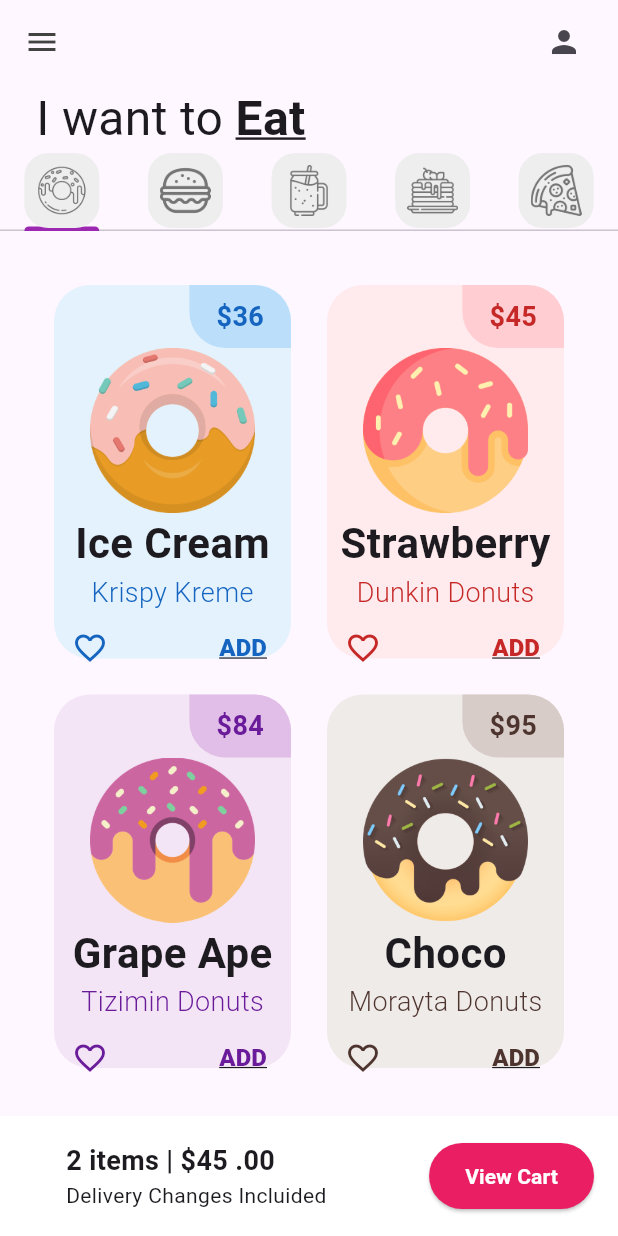
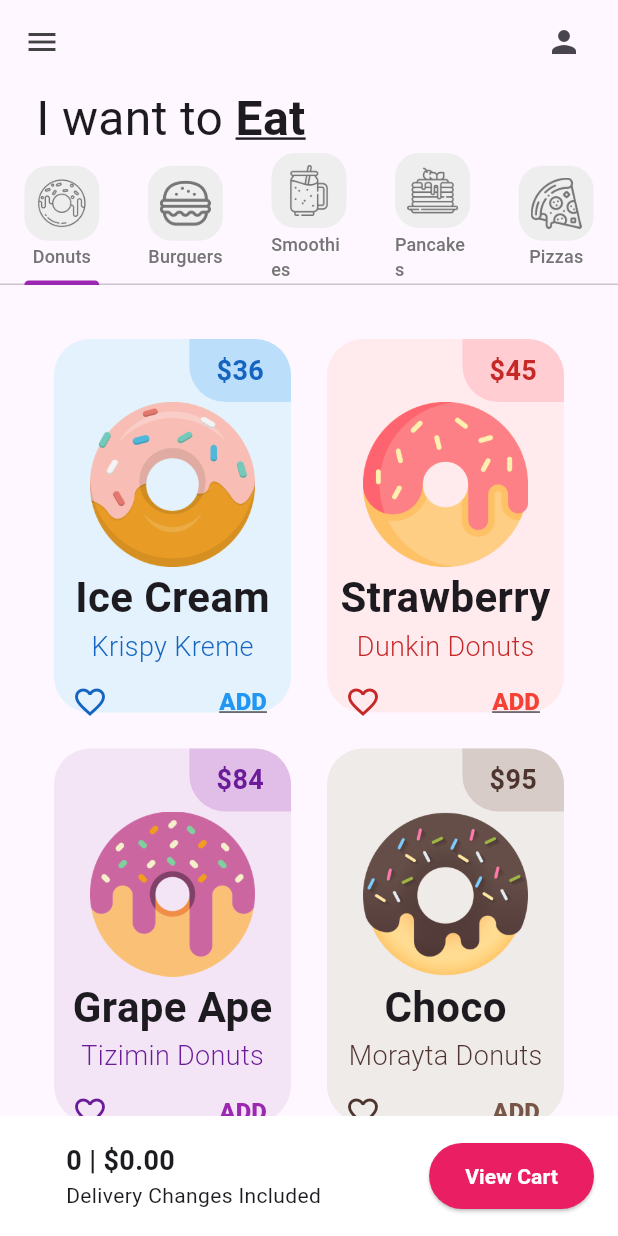
Before and after one commit to mjsb05/donut_app_4sa, a Flutter app: the screen it shows after launch, on a phone screen of 412 x 824 dp. Run offline on Flutter 3.47's test engine with Material 3 defaults, Android fonts, the phone set to English and light mode, and no system bars.

Commit message:
ShoppingCart upgrade

```diff
--- a/lib/main.dart
+++ b/lib/main.dart
@@ -1,8 +1,11 @@
 import 'package:donut_app_4sa/pages/home_page.dart';
 import 'package:flutter/material.dart';
+import 'package:provider/provider.dart';
+import 'package:donut_app_4sa/utils/services/cart_services.dart';
 
 void main() {
-  runApp(const MyApp());
+  runApp(ChangeNotifierProvider(
+      create: (context) => CartService(), child: const MyApp()));
 }
 
 class MyApp extends StatelessWidget {
--- a/lib/pages/home_page.dart
+++ b/lib/pages/home_page.dart
@@ -16,11 +16,11 @@ class HomePage extends StatefulWidget {
 
 class _HomePageState extends State<HomePage> {
   List<Widget> myTabs = [
-    const MyTab(iconPath: 'lib/icons/donut.png'),
-    const MyTab(iconPath: 'lib/icons/burger.png'),
-    const MyTab(iconPath: 'lib/icons/smoothie.png'),
-    const MyTab(iconPath: 'lib/icons/pancakes.png'),
-    const MyTab(iconPath: 'lib/icons/pizza.png'),
+    const MyTab(iconPath: 'lib/icons/donut.png', products: "Donuts"),
+    const MyTab(iconPath: 'lib/icons/burger.png', products: "Burguers"),
+    const MyTab(iconPath: 'lib/icons/smoothie.png', products: "Smoothies"),
+    const MyTab(iconPath: 'lib/icons/pancakes.png', products: "Pancakes"),
+    const MyTab(iconPath: 'lib/icons/pizza.png', products: "Pizzas"),
   ];
   @override
   Widget build(BuildContext context) {
--- /dev/null
+++ b/lib/utils/add_to_cart.dart
@@ -0,0 +1,39 @@
+import 'package:flutter/material.dart';
+import 'package:donut_app_4sa/utils/services/cart_services.dart';
+import 'package:provider/provider.dart';
+
+class AddToCartButton extends StatefulWidget {
+  final Color buttonColor;
+  final String donutPrice; // Añade esta línea
+
+  const AddToCartButton({
+    Key? key,
+    required this.buttonColor,
+    required this.donutPrice, // Añade este parámetro requerido
+  }) : super(key: key);
+
+  @override
+  _AddToCartButtonState createState() => _AddToCartButtonState();
+}
+
+class _AddToCartButtonState extends State<AddToCartButton> {
+  @override
+  Widget build(BuildContext context) {
+    final cartService = Provider.of<CartService>(context);
+
+    return TextButton(
+      onPressed: () {
+        cartService.addToCart(double.parse(widget.donutPrice));
+      },
+      child: Text(
+        "ADD",
+        style: TextStyle(
+          fontSize: 16,
+          fontWeight: FontWeight.w800,
+          color: widget.buttonColor,
+          decoration: TextDecoration.underline,
+        ),
+      ),
+    );
+  }
+}
--- a/lib/utils/donut_tile.dart
+++ b/lib/utils/donut_tile.dart
@@ -1,4 +1,5 @@
 import 'package:flutter/material.dart';
+import 'package:donut_app_4sa/utils/add_to_cart.dart';
 
 class DonutTile extends StatelessWidget {
   final dynamic donutColor;
@@ -66,14 +67,10 @@ class DonutTile extends StatelessWidget {
                       onPressed: () {},
                       icon: Icon(Icons.favorite_border_outlined,
                           color: donutColor[800])),
-                  TextButton(
-                      onPressed: () {},
-                      child: Text("ADD",
-                          style: TextStyle(
-                              fontSize: 16,
-                              fontWeight: FontWeight.w800,
-                              color: donutColor[800],
-                              decoration: TextDecoration.underline))),
+                  AddToCartButton(
+                    buttonColor: donutColor,
+                    donutPrice: donutPrice,
+                  ),
                 ],
               )
             ],
--- a/lib/utils/my_tab.dart
+++ b/lib/utils/my_tab.dart
@@ -2,11 +2,14 @@ import 'package:flutter/material.dart';
 
 class MyTab extends StatelessWidget {
   final String iconPath;
-  const MyTab({super.key, required this.iconPath});
+  final String products;
+  const MyTab({super.key, required this.iconPath, required this.products});
 
   @override
   Widget build(BuildContext context) {
-    return Tab(
+    return Column(
+      children: [
+        Tab(
             height: 50,
             child: Container(
               padding: const EdgeInsets.all(8),
@@ -19,6 +22,12 @@ class MyTab extends StatelessWidget {
                   //ruta de la imagen
                   iconPath,
                   color: Colors.grey[600]),
-        ));
+            )),
+        const SizedBox(
+          height: 2,
+        ),
+        Text(products, style: TextStyle(fontSize: 12, color: Colors.grey[600])),
+      ],
+    );
   }
 }
--- /dev/null
+++ b/lib/utils/services/cart_services.dart
@@ -0,0 +1,15 @@
+import 'package:flutter/foundation.dart';
+
+class CartService extends ChangeNotifier {
+  int _counter = 0;
+  double _total = 0.0;
+
+  int get counter => _counter;
+  double get total => _total;
+
+  void addToCart(double price) {
+    _counter++;
+    _total += price;
+    notifyListeners();
+  }
+}
--- a/lib/utils/shopping_cart.dart
+++ b/lib/utils/shopping_cart.dart
@@ -1,4 +1,6 @@
 import 'package:flutter/material.dart';
+import 'package:provider/provider.dart';
+import 'package:donut_app_4sa/utils/services/cart_services.dart';
 
 class ShoppingCart extends StatelessWidget {
   const ShoppingCart({
@@ -7,37 +9,63 @@ class ShoppingCart extends StatelessWidget {
 
   @override
   Widget build(BuildContext context) {
+    final cartService = Provider.of<CartService>(context);
+
     return Container(
       color: Colors.white,
       padding: const EdgeInsets.all(16),
       child: Row(
         mainAxisAlignment: MainAxisAlignment.spaceBetween,
         children: [
-            const Padding(
-                padding: EdgeInsets.only(left: 28),
+          Padding(
+            padding: const EdgeInsets.only(left: 28),
             child: Column(
               crossAxisAlignment: CrossAxisAlignment.start,
               children: [
-                    Text('2 items | \$45 .00',
-                        style: TextStyle(
+                AnimatedSwitcher(
+                  duration: const Duration(milliseconds: 300),
+                  transitionBuilder:
+                      (Widget child, Animation<double> animation) {
+                    return ScaleTransition(
+                      scale: animation,
+                      child: child,
+                    );
+                  },
+                  child: Text(
+                    '${cartService.counter} | \$${cartService.total.toStringAsFixed(2)}',
+                    key:
+                        ValueKey('${cartService.counter}-${cartService.total}'),
+                    style: const TextStyle(
                       fontSize: 18,
                       fontWeight: FontWeight.bold,
-                        )),
-                    Text("Delivery Changes Incluided")
+                    ),
+                  ),
+                ),
+                const Text("Delivery Changes Included")
               ],
-                )),
+            ),
+          ),
           ElevatedButton(
-                onPressed: () {},
+            onPressed: () {
+              // Navegación al carrito completo
+            },
             style: ElevatedButton.styleFrom(
               backgroundColor: Colors.pink,
               padding: const EdgeInsets.symmetric(
-                        horizontal: 24, vertical: 12)),
-                child: const Text("View Cart",
+                horizontal: 24,
+                vertical: 12,
+              ),
+            ),
+            child: const Text(
+              "View Cart",
               style: TextStyle(
                 color: Colors.white,
                 fontWeight: FontWeight.bold,
-                    )))
+              ),
+            ),
+          )
         ],
-        ));
+      ),
+    );
   }
 }
--- a/pubspec.yaml
+++ b/pubspec.yaml
@@ -38,6 +38,7 @@ dependencies:
 dev_dependencies:
   flutter_test:
     sdk: flutter
+  provider: ^6.0.5
 
   # The "flutter_lints" package below contains a set of recommended lints to
   # encourage good coding practices. The lint set provided by the package is
```
Also changed, not shown: pubspec.lock. Lines whose indentation alone changed are shown as unchanged.
